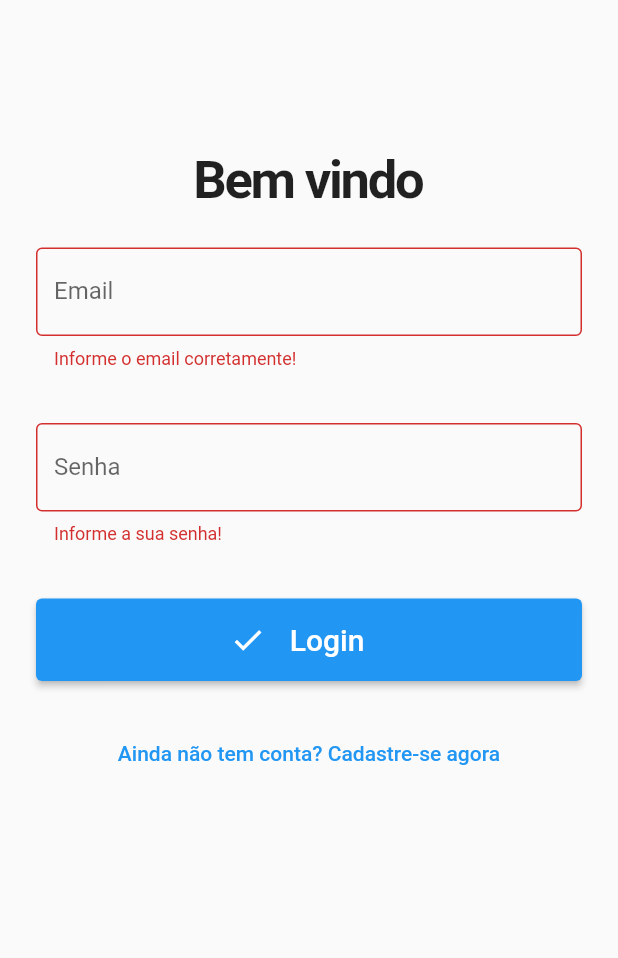
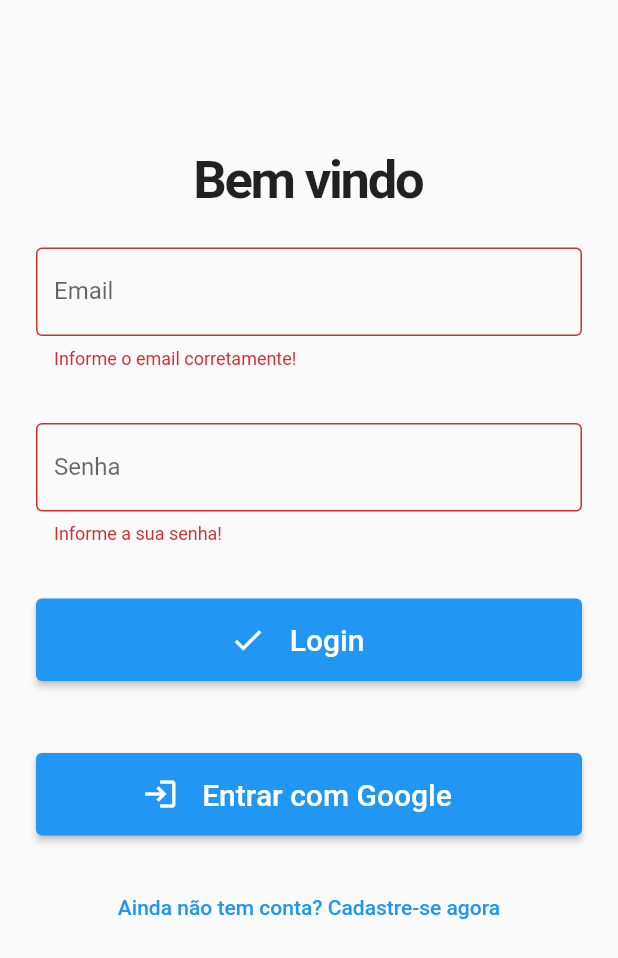
Before and after one commit to Firzen592798/FlutterFirebase, a Flutter app: the screen it shows after launch, after a tap on "Login", on a phone screen of 412 x 824 dp. Shown: the top 958 px of the screen. Run offline on Flutter 3.47's test engine with Material 2 defaults, Android fonts, the phone set to English and light mode, and no system bars; our stand-ins replace firebase_auth, firebase_core, firebase_database, google_sign_in, shared_preferences; accounts and stored records are empty; generated files the repository leaves out were written again; network calls fail.

Commit message:
login firebase com google

```diff
--- a/lib/src/app.dart
+++ b/lib/src/app.dart
@@ -2,7 +2,7 @@ import 'package:flutter/material.dart';
 import 'package:flutter_gen/gen_l10n/app_localizations.dart';
 import 'package:flutter_localizations/flutter_localizations.dart';
 import 'package:flutter_login/src/firebase/fire_auth.dart';
-import 'package:flutter_login/src/firebase/fire_page.dart';
+import 'package:flutter_login/src/firebase/main_fire_page.dart';
 import 'package:flutter_login/src/firebase/login_page.dart';
 
 import 'sample_feature/sample_item_details_view.dart';
--- a/lib/src/firebase/fire_auth.dart
+++ b/lib/src/firebase/fire_auth.dart
@@ -1,9 +1,6 @@
 import 'package:flutter/material.dart';
-import 'package:flutter/src/widgets/container.dart';
-import 'package:flutter/src/widgets/framework.dart';
-import 'package:firebase_auth/firebase_auth.dart';
 import 'package:flutter_login/src/firebase/auth_service.dart';
-import 'package:flutter_login/src/firebase/fire_page.dart';
+import 'package:flutter_login/src/firebase/main_fire_page.dart';
 import 'package:flutter_login/src/firebase/login_page.dart';
 import 'package:provider/provider.dart';
 
--- /dev/null
+++ b/lib/src/firebase/local_storage.dart
@@ -0,0 +1,20 @@
+import 'package:shared_preferences/shared_preferences.dart';
+class LocalStorage {
+
+
+
+  Future<void> salvarDadosLogin(String uid) async {
+    final SharedPreferences prefs = await SharedPreferences.getInstance();
+    prefs.setString("uid", uid);
+  }
+
+  Future<String?> getDadosLogin() async{
+    final SharedPreferences prefs = await SharedPreferences.getInstance();
+    return prefs.getString("uid");
+  }
+
+  void apagarDadosLogin() async{
+    final SharedPreferences prefs = await SharedPreferences.getInstance();
+    prefs.remove("uid");
+  }
+}
--- a/lib/src/firebase/login_page.dart
+++ b/lib/src/firebase/login_page.dart
@@ -2,6 +2,7 @@ import 'package:flutter/material.dart';
 import 'package:provider/provider.dart';
 
 import 'auth_service.dart';
+import 'local_storage.dart';
 
 class LoginPage extends StatefulWidget {
   const LoginPage({super.key});
@@ -11,6 +12,8 @@ class LoginPage extends StatefulWidget {
 }
 
 class _LoginPageState extends State<LoginPage> {
+
+  LocalStorage localStorage = LocalStorage();
 
   final formKey = GlobalKey<FormState>();
   final email = TextEditingController();
@@ -26,6 +29,9 @@ class _LoginPageState extends State<LoginPage> {
   void initState() {
     // TODO: implement initState
     super.initState();
+    localStorage.getDadosLogin().then((value) {
+      if(value != null);
+    });
     setFormAction(true);
   }
 
@@ -159,6 +165,27 @@ class _LoginPageState extends State<LoginPage> {
                     ),
                   ),
                 ),
+                Padding(
+                  padding: const EdgeInsets.all(24),
+                  child: ElevatedButton(
+                    onPressed: (){
+                      context.read<AuthService>().loginGoogle();
+                    },
+                    child: Row(
+                      mainAxisAlignment: MainAxisAlignment.center,
+                      children: const [
+                        Icon(Icons.login),
+                        Padding(
+                          padding: EdgeInsets.all(16),
+                          child: Text(
+                            "Entrar com Google",
+                            style: TextStyle(fontSize: 20),
+                          ),
+                        ),
+                      ]
+                    ),
+                  ),
+                ),
                 TextButton(onPressed: () => setFormAction(!isLogin), child: Text(toggleButton))
               ],
             ),
--- a/pubspec.yaml
+++ b/pubspec.yaml
@@ -14,6 +14,8 @@ dependencies:
   firebase_database: ^9.1.0
   firebase_auth: ^3.6.2
   provider: ^6.0.3
+  shared_preferences: ^2.0.15
+  google_sign_in: '^5.0.0'
   flutter:
     sdk: flutter
   flutter_localizations:
```
Also changed, not shown: lib/src/firebase/auth_service.dart (+20 -1 lines), lib/src/firebase/main_fire_page.dart (renamed from lib/src/firebase/fire_page.dart, +7 -10 lines), pubspec.lock, 2 other files.
